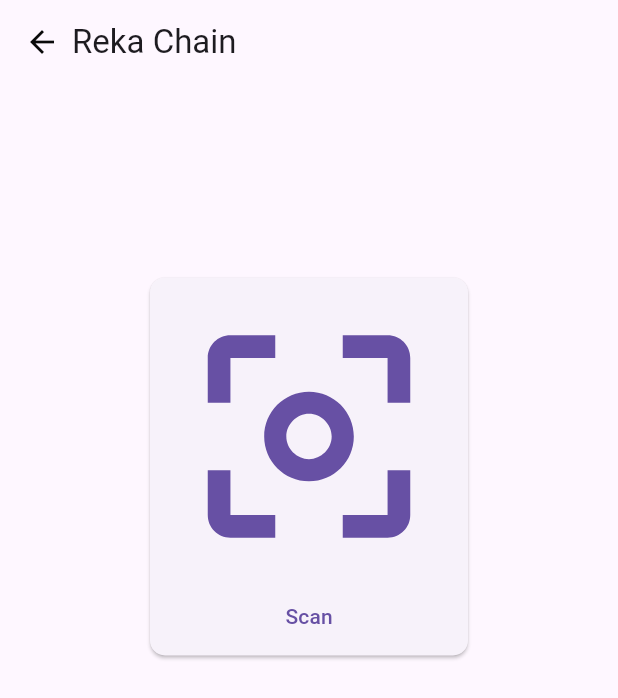
After one commit to alphacoderds/ProjectScanner, a Flutter app: the MyHomePage screen opened directly, after a tap on "Scan", on a phone screen of 412 x 824 dp. The commit adds this screen. Shown: the top 698 px of the screen. Run offline on Flutter 3.47's test engine with Material 3 defaults, Android fonts, the light colour scheme and no system bars; missing offline and left inert: flutter_barcode_scanner; network calls fail.

Commit message:
Scan Produk

```diff
--- /dev/null
+++ b/lib/scan_material.dart
@@ -0,0 +1,92 @@
+import 'package:flutter/material.dart';
+import 'package:flutter_barcode_scanner/flutter_barcode_scanner.dart';
+import 'package:flutter/services.dart';
+
+void main() {
+  runApp(MyApp());
+}
+
+class MyApp extends StatelessWidget {
+  @override
+  Widget build(BuildContext context) {
+    return MaterialApp(
+      home: MyHomePage(),
+    );
+  }
+}
+
+class MyHomePage extends StatefulWidget {
+  @override
+  _MyHomePageState createState() => _MyHomePageState();
+}
+
+class _MyHomePageState extends State<MyHomePage> {
+  Future<void> scanBarcodeNormal() async {
+    String barcodeScanRes;
+    try {
+      barcodeScanRes = await FlutterBarcodeScanner.scanBarcode(
+        '#ff6666',
+        'cancel',
+        true,
+        ScanMode.BARCODE,
+      );
+      debugPrint(barcodeScanRes);
+    } on PlatformException {
+      barcodeScanRes = 'Failed to get platform version';
+    }
+    if (!mounted) return;
+    setState(() {
+      // Lakukan perubahan state jika diperlukan setelah pemindaian barcode
+    });
+  }
+
+  @override
+  Widget build(BuildContext context) {
+    return Scaffold(
+      appBar: AppBar(
+        title: Row(
+          children: [
+            Icon(
+              Icons.arrow_back,
+              color: Color.fromARGB(255, 10, 10, 10),
+            ),
+            SizedBox(width: 8),
+            Text('Reka Chain'),
+          ],
+        ),
+      ),
+      body: Align(
+        alignment: Alignment(0, -0.5),
+        child: Column(
+          mainAxisSize: MainAxisSize.min,
+          crossAxisAlignment: CrossAxisAlignment.center,
+          children: [
+            ElevatedButton(
+              onPressed: () {
+                scanBarcodeNormal(); // Panggil fungsi untuk melakukan pemindaian barcode
+              },
+              style: ElevatedButton.styleFrom(
+                padding: EdgeInsets.all(16),
+                shape: RoundedRectangleBorder(
+                  borderRadius: BorderRadius.circular(10.0),
+                ),
+              ),
+              child: Column(
+                mainAxisSize: MainAxisSize.min,
+                crossAxisAlignment: CrossAxisAlignment.center,
+                children: [
+                  Icon(
+                    Icons.center_focus_weak,
+                    size: 180,
+                  ),
+                  SizedBox(height: 20),
+                  Text('Scan'),
+                ],
+              ),
+            ),
+          ],
+        ),
+      ),
+    );
+  }
+}
```
Also changed, not shown: lib/scan_pruduk.dart (renamed from lib/scan.dart, +19 -15 lines).
